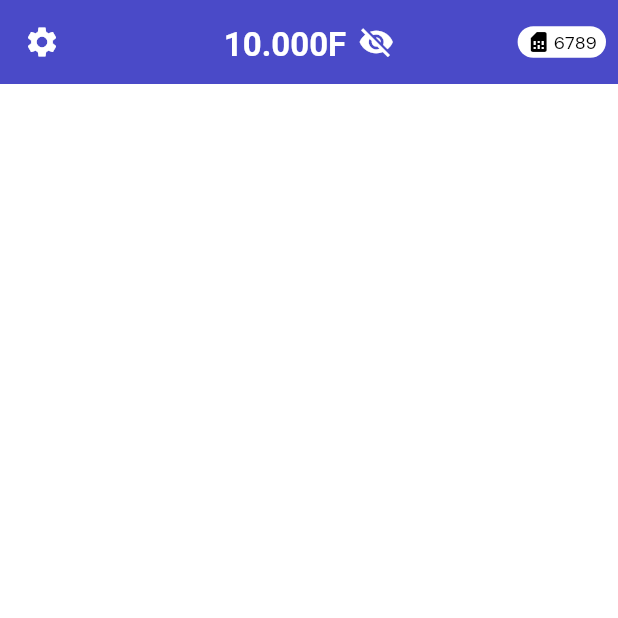
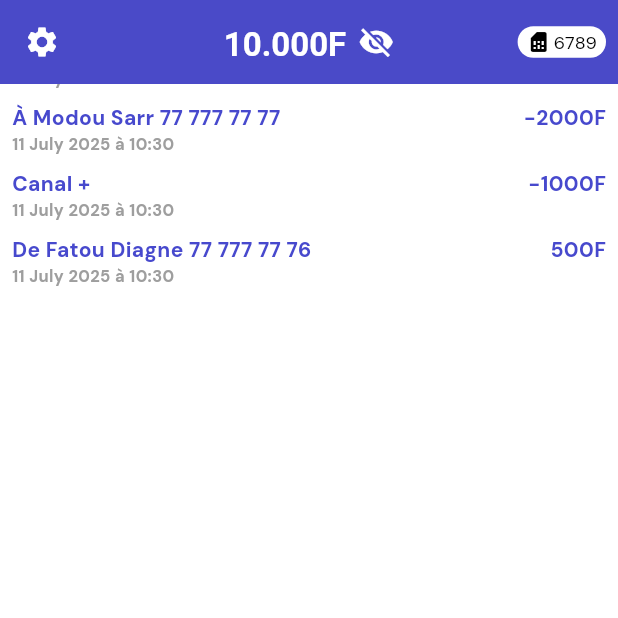
Before and after one commit to cyborgfeep/coursiage_isikm, a Flutter app: the screen it shows after launch, scrolled down 576 dp, on a phone screen of 412 x 824 dp, the top half of it. Run offline on Flutter 3.47's test engine with Material 3 defaults, Android fonts, the phone set to English and light mode, and no system bars; our stand-ins replace google_fonts, jiffy, pretty_qr_code.

Commit message:
Second commit

```diff
--- /dev/null
+++ b/lib/models/transaction.dart
@@ -0,0 +1,48 @@
+class Transaction {
+  int montant;
+  String titre;
+  DateTime dateTime;
+  TType transactionType;
+
+  Transaction({
+    required this.montant,
+    required this.titre,
+    required this.dateTime,
+    required this.transactionType,
+  });
+
+  static List<Transaction> transactionList = [
+    Transaction(
+      montant: 10000,
+      titre: "Dépôt",
+      dateTime: DateTime.now(),
+      transactionType: TType.depot,
+    ),
+    Transaction(
+      montant: 5000,
+      titre: "Retrait",
+      dateTime: DateTime.now(),
+      transactionType: TType.retrait,
+    ),
+    Transaction(
+      montant: 2000,
+      titre: "Modou Sarr 77 777 77 77",
+      dateTime: DateTime.now(),
+      transactionType: TType.envoi,
+    ),
+    Transaction(
+      montant: 1000,
+      titre: "Canal +",
+      dateTime: DateTime.now(),
+      transactionType: TType.paiement,
+    ),
+    Transaction(
+      montant: 500,
+      titre: "Fatou Diagne 77 777 77 76",
+      dateTime: DateTime.now(),
+      transactionType: TType.reception,
+    ),
+  ];
+}
+
+enum TType { depot, retrait, envoi, paiement, reception }
--- a/lib/screens/home_screen.dart
+++ b/lib/screens/home_screen.dart
@@ -1,7 +1,9 @@
 import 'package:coursiage_isikm/models/option.dart';
+import 'package:coursiage_isikm/models/transaction.dart';
 import 'package:coursiage_isikm/utils/constants.dart';
 import 'package:flutter/material.dart';
 import 'package:google_fonts/google_fonts.dart';
+import 'package:jiffy/jiffy.dart';
 import 'package:pretty_qr_code/pretty_qr_code.dart';
 
 class HomeScreen extends StatefulWidget {
@@ -13,6 +15,16 @@ class HomeScreen extends StatefulWidget {
 
 class _HomeScreenState extends State<HomeScreen> {
   bool isVisible = true;
+
+  @override
+  void initState() {
+    super.initState();
+    initJiffy();
+  }
+
+  initJiffy() async {
+    await Jiffy.setLocale('fr_fr');
+  }
 
   @override
   Widget build(BuildContext context) {
@@ -106,6 +118,7 @@ class _HomeScreenState extends State<HomeScreen> {
                     children: [
                       cardWidget(),
                       GridView.builder(
+                        physics: ClampingScrollPhysics(),
                         gridDelegate: SliverGridDelegateWithFixedCrossAxisCount(
                           crossAxisCount: 4,
                         ),
@@ -113,6 +126,66 @@ class _HomeScreenState extends State<HomeScreen> {
                         itemCount: Option.optionList.length,
                         itemBuilder: (context, index) {
                           return optionWidget(o: Option.optionList[index]);
+                        },
+                      ),
+                      Divider(thickness: 5, color: Colors.grey.shade300),
+                      ListView.builder(
+                        shrinkWrap: true,
+                        physics: ClampingScrollPhysics(),
+                        itemCount: Transaction.transactionList.length,
+                        padding: EdgeInsets.zero,
+                        itemBuilder: (context, i) {
+                          Transaction t = Transaction.transactionList[i];
+                          bool isDebit =
+                              t.transactionType == TType.depot ||
+                                  t.transactionType == TType.reception
+                              ? true
+                              : false;
+                          return Padding(
+                            padding: const EdgeInsets.symmetric(
+                              horizontal: 8.0,
+                              vertical: 4,
+                            ),
+                            child: Column(
+                              crossAxisAlignment: CrossAxisAlignment.start,
+                              children: [
+                                Row(
+                                  mainAxisAlignment:
+                                      MainAxisAlignment.spaceBetween,
+                                  children: [
+                                    Text(
+                                      "${t.transactionType == TType.envoi
+                                          ? "À "
+                                          : t.transactionType == TType.reception
+                                          ? "De "
+                                          : ""}${t.titre}",
+                                      style: GoogleFonts.dmSans(
+                                        color: primaryColor,
+                                        fontWeight: FontWeight.bold,
+                                      ),
+                                    ),
+                                    Text(
+                                      "${isDebit ? "" : "-"}${t.montant}F",
+                                      style: GoogleFonts.dmSans(
+                                        color: primaryColor,
+                                        fontWeight: FontWeight.bold,
+                                      ),
+                                    ),
+                                  ],
+                                ),
+                                Text(
+                                  Jiffy.parse(
+                                    t.dateTime.toString(),
+                                  ).format(pattern: "dd MMMM yyyy à HH:mm"),
+                                  style: GoogleFonts.dmSans(
+                                    color: Colors.grey,
+                                    fontSize: 11,
+                                    fontWeight: FontWeight.bold,
+                                  ),
+                                ),
+                              ],
+                            ),
+                          );
                         },
                       ),
                     ],
--- a/pubspec.yaml
+++ b/pubspec.yaml
@@ -36,6 +36,7 @@ dependencies:
   cupertino_icons: ^1.0.8
   google_fonts: ^6.2.1
   pretty_qr_code: ^3.4.0
+  jiffy: ^6.4.3
 
 
 dev_dependencies:
```
Also changed, not shown: pubspec.lock.
